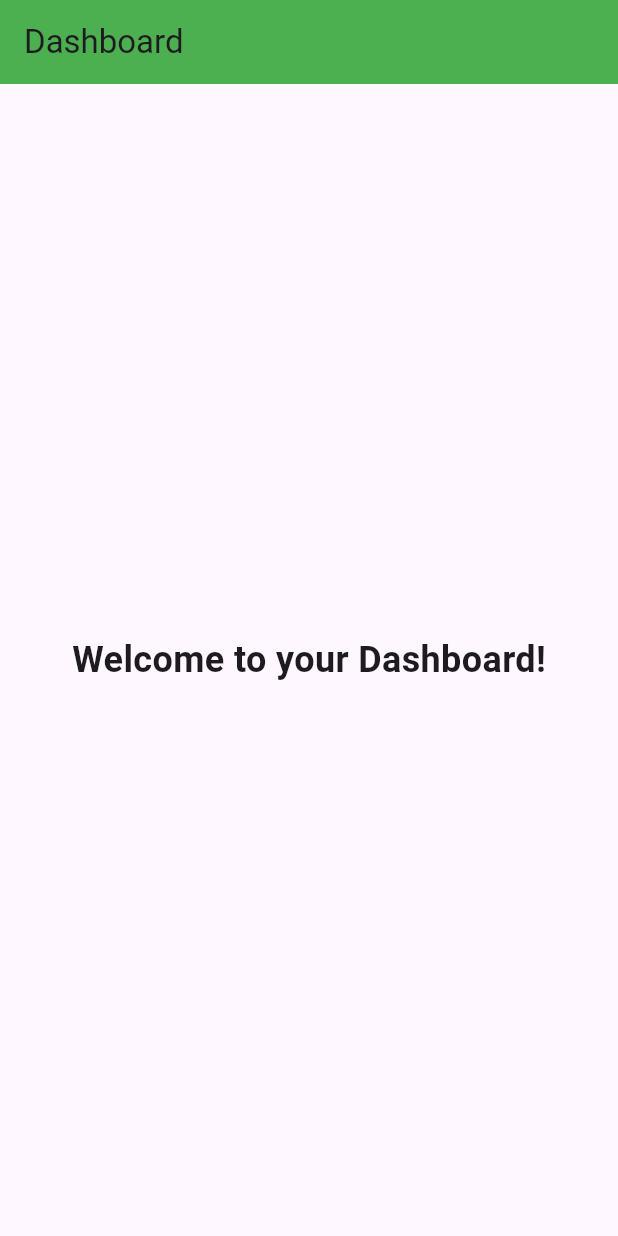
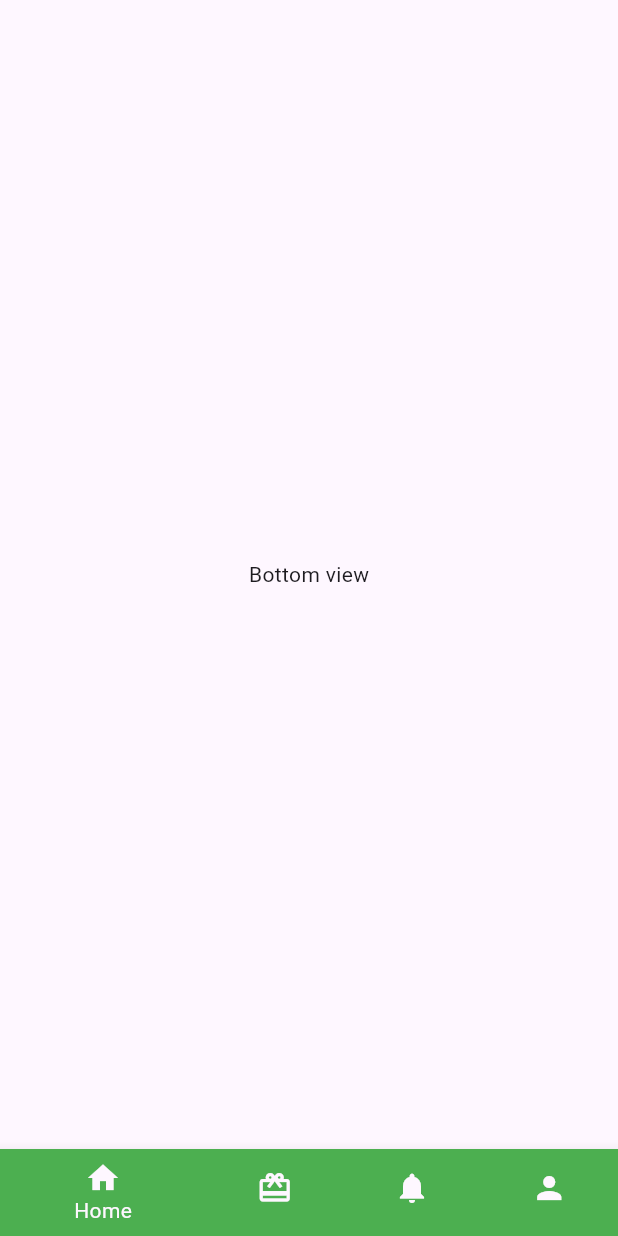
Before and after one commit to KhanalShubham/JeevanDaan-project, a Flutter app: the Dashboard screen opened directly, on a phone screen of 412 x 824 dp. Run offline on Flutter 3.47's test engine with Material 3 defaults, Android fonts, the light colour scheme and no system bars; our stand-ins replace animated_splash_screen, form_field_validator, lottie.

Commit message:
creating static bottom navigation views

```diff
--- a/lib/app.dart
+++ b/lib/app.dart
@@ -1,5 +1,4 @@
 import 'package:flutter/material.dart';
-import 'package:jeevandaan/view/login.dart';
 import 'package:jeevandaan/view/splash.dart';
 class App extends StatelessWidget {
   const App({super.key});
--- a/lib/view/dashboard.dart
+++ b/lib/view/dashboard.dart
@@ -11,16 +11,16 @@ class _DashboardState extends State<Dashboard> {
   @override
   Widget build(BuildContext context) {
      return Scaffold(
-      appBar: AppBar(
-        title: const Text("Dashboard"),
-        backgroundColor: Colors.green,
+      body: Center(
+        child: Text("Bottom view"),
+
       ),
-      body: const Center(
-        child: Text(
-          'Welcome to your Dashboard!',
-          style: TextStyle(fontSize: 24, fontWeight: FontWeight.w600),
-        ),
-      ),
+      bottomNavigationBar: BottomNavigationBar(items: const<BottomNavigationBarItem>[
+        BottomNavigationBarItem(icon: Icon(Icons.home),label: "Home", backgroundColor: Colors.green),
+        BottomNavigationBarItem(icon: Icon(Icons.card_giftcard), label: "Donation", backgroundColor: Colors.yellow),
+        BottomNavigationBarItem(icon: Icon(Icons.notifications), label: "Notification", backgroundColor: Colors.red),
+        BottomNavigationBarItem(icon: Icon(Icons.person), label: "Profile", backgroundColor: Colors.lightBlue)
+      ]),
     );
   }
 }
```
Also changed, not shown: 1 other file.
